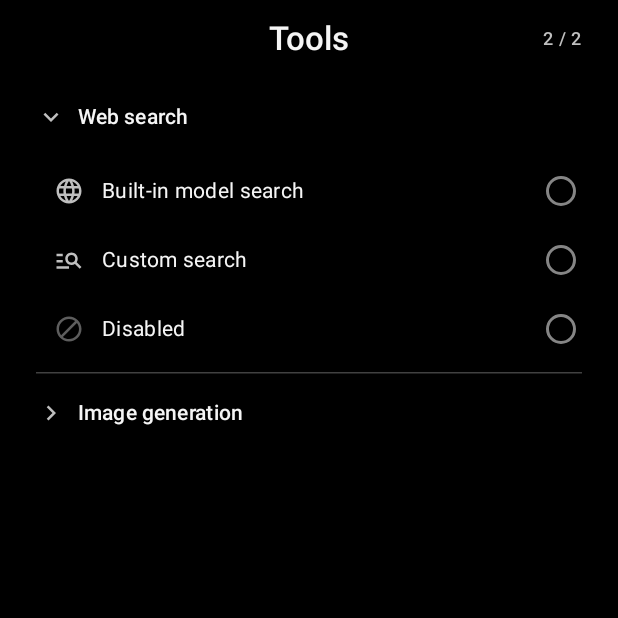
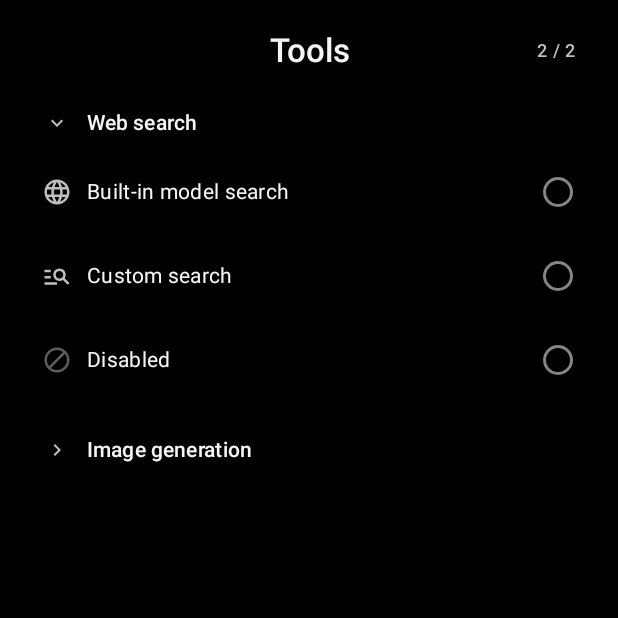
Before and after one commit to YiJieqwq/hydrionhub, an Android app built with Jetpack Compose: the composable ChatToolsPage called with empty values, on a phone screen of 412 x 824 dp, the top half of it. Run offline under Robolectric (Android 15) with nearby library versions, the phone set to English and light mode, and no system bars; 30 statements that could not run were skipped.

Commit message:
Align grouped tool options in the chat tools panel [skip ci]

```diff
--- a/app/src/main/java/io/hydrion/hub/ui/composer/ComposerTools.kt
+++ b/app/src/main/java/io/hydrion/hub/ui/composer/ComposerTools.kt
@@ -6,6 +6,9 @@ import androidx.compose.foundation.layout.Arrangement
 import androidx.compose.foundation.layout.Box
 import androidx.compose.foundation.layout.Column
 import androidx.compose.foundation.layout.Row
+import androidx.compose.foundation.layout.Spacer
+import androidx.compose.foundation.layout.height
+import androidx.compose.foundation.layout.widthIn
 import androidx.compose.foundation.layout.fillMaxSize
 import androidx.compose.foundation.layout.fillMaxWidth
 import androidx.compose.foundation.layout.heightIn
@@ -121,17 +124,17 @@ private fun ChatToolGroups(
     val imageMatches = matchingToolChoices(query, imageTitle, image) { it.label }
     val count = listOf(search, imageTool).count { it != Disabled }
     val countLabel = stringResource(R.string.chat_tools_enabled_count, count)
-    Box(Modifier.fillMaxWidth().padding(bottom = 12.dp), contentAlignment = Alignment.Center) {
-        Text(stringResource(R.string.chat_tools_title), Modifier.testTag("chat-tools-title"),
-            style = MaterialTheme.typography.titleLarge, fontWeight = FontWeight.SemiBold)
-        Text("$count / 2", Modifier.align(Alignment.CenterEnd).padding(end = 8.dp).testTag("chat-tools-count")
+    Box(Modifier.fillMaxWidth().heightIn(min = 44.dp).padding(horizontal = 12.dp), contentAlignment = Alignment.Center) {
+        Text(stringResource(R.string.chat_tools_title), Modifier.padding(horizontal = 42.dp).testTag("chat-tools-title"),
+            style = MaterialTheme.typography.titleLarge, fontWeight = FontWeight.SemiBold, textAlign = TextAlign.Center)
+        Text("$count / 2", Modifier.align(Alignment.CenterEnd).testTag("chat-tools-count")
             .clearAndSetSemantics { contentDescription = countLabel },
             style = MaterialTheme.typography.labelMedium, color = colors.onSurfaceVariant)
     }
+    Spacer(Modifier.height(4.dp))
     ToolGroup("web", webTitle, web, webMatches, search, initiallyOpen = true,
         filtering = query.isNotEmpty(), onSelect = onSearch)
-    if (webMatches.isNotEmpty() && imageMatches.isNotEmpty())
-        HorizontalDivider(Modifier.padding(horizontal = 8.dp), color = colors.outlineVariant)
+    if (webMatches.isNotEmpty() && imageMatches.isNotEmpty()) Spacer(Modifier.height(14.dp))
     ToolGroup("image", imageTitle, image, imageMatches, imageTool, initiallyOpen = false,
         filtering = query.isNotEmpty(), onSelect = onImageTool)
     if (webMatches.isEmpty() && imageMatches.isEmpty()) {
@@ -189,27 +192,32 @@ private fun ToolGroup(
     Row(
         Modifier.fillMaxWidth().clip(MaterialTheme.shapes.small).testTag("chat-tools-group:$id").then(toggle)
             .semantics { stateDescription = describeState }
-            .heightIn(min = 52.dp).padding(horizontal = 8.dp),
+            .heightIn(min = 44.dp).padding(horizontal = 12.dp),
         verticalAlignment = Alignment.CenterVertically,
-        horizontalArrangement = Arrangement.spacedBy(8.dp),
+        horizontalArrangement = Arrangement.spacedBy(10.dp),
     ) {
-        Icon(if (showChoices) Icons.Outlined.ExpandMore else Icons.Outlined.ChevronRight, null,
-            Modifier.size(20.dp), tint = colors.onSurfaceVariant)
+        Box(Modifier.size(20.dp), contentAlignment = Alignment.Center) {
+            Icon(if (showChoices) Icons.Outlined.ExpandMore else Icons.Outlined.ChevronRight, null,
+                Modifier.size(16.dp), tint = colors.onSurfaceVariant)
+        }
         Text(title, Modifier.weight(1f), style = MaterialTheme.typography.titleSmall, fontWeight = FontWeight.SemiBold)
-        Text(choices.find { it.value == selected }?.label ?: selected, Modifier.weight(1.25f), style = MaterialTheme.typography.bodySmall,
-            textAlign = TextAlign.End, color = colors.onSurfaceVariant)
+        Box(Modifier.weight(1f), contentAlignment = Alignment.CenterEnd) {
+            Text(choices.find { it.value == selected }?.label ?: selected, Modifier.widthIn(max = 160.dp),
+                style = MaterialTheme.typography.bodySmall, maxLines = 1, overflow = TextOverflow.Ellipsis,
+                textAlign = TextAlign.End, color = colors.onSurfaceVariant)
+        }
     }
     AnimatedVisibility(showChoices) {
-        Column(Modifier.fillMaxWidth().selectableGroup().padding(bottom = 6.dp)) {
+        Column(Modifier.fillMaxWidth().selectableGroup(), verticalArrangement = Arrangement.spacedBy(8.dp)) {
             matches.forEach { choice ->
                 val checked = selected == choice.value
                 Row(
                     Modifier.fillMaxWidth().clip(MaterialTheme.shapes.small).then(keepEditorFocus)
                         .testTag("chat-tools-option:$id:${choice.value}")
                         .selectable(selected = checked, role = Role.RadioButton, onClick = { onSelect(choice.value) })
-                        .heightIn(min = 46.dp).padding(start = 20.dp, end = 10.dp),
+                        .heightIn(min = 48.dp).padding(horizontal = 12.dp),
                     verticalAlignment = Alignment.CenterVertically,
-                    horizontalArrangement = Arrangement.spacedBy(12.dp),
+                    horizontalArrangement = Arrangement.spacedBy(10.dp),
                 ) {
                     Icon(choice.icon(), null, Modifier.size(20.dp),
                         tint = if (choice.value == Disabled) colors.onSurface.copy(alpha = .38f) else colors.onSurfaceVariant)
```
